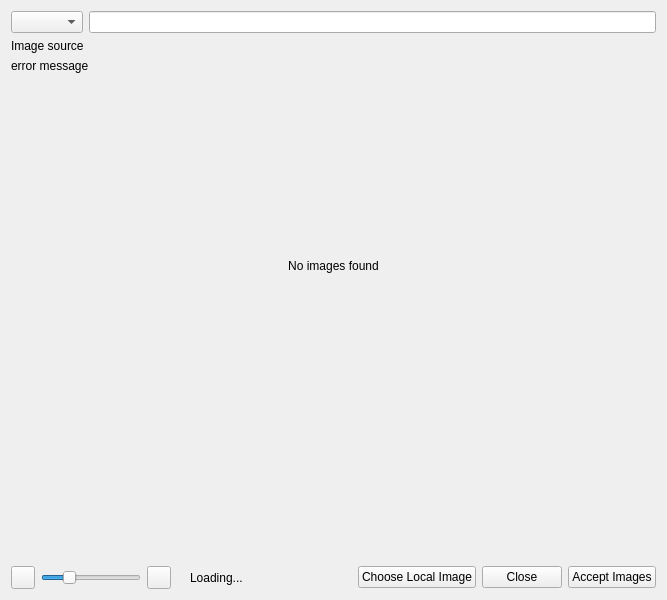
Before: the Qt Designer form src/globals/ImageDialog.ui in Komet/MediaElch, drawn with Qt 5.
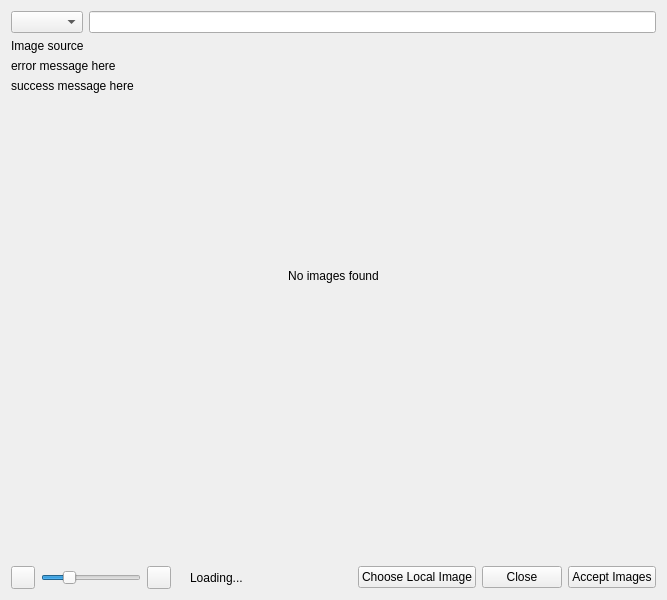
After: the same form once the commit is applied. Icons and pictures are not drawn. Custom widgets are drawn as their Qt base class.

Commit message: [ImageDialog] Add success message if N results are found

Patch:
```diff
--- a/src/globals/ImageDialog.ui
+++ b/src/globals/ImageDialog.ui
@@ -19,7 +19,7 @@
   <property name="modal">
    <bool>true</bool>
   </property>
-  <layout class="QVBoxLayout" name="verticalLayout" stretch="0,0,0,1,0,0">
+  <layout class="QVBoxLayout" name="verticalLayout" stretch="0,0,0,0,1,0,0">
    <item>
     <layout class="QHBoxLayout" name="horizontalLayout_2">
      <item>
@@ -47,7 +47,14 @@
    <item>
     <widget class="QLabel" name="lblErrorMessage">
      <property name="text">
-      <string notr="true">error message</string>
+      <string notr="true">error message here</string>
+     </property>
+    </widget>
+   </item>
+   <item>
+    <widget class="QLabel" name="lblSuccessMessage">
+     <property name="text">
+      <string notr="true">success message here</string>
      </property>
     </widget>
    </item>
```
The commit also changes 2 other files.
